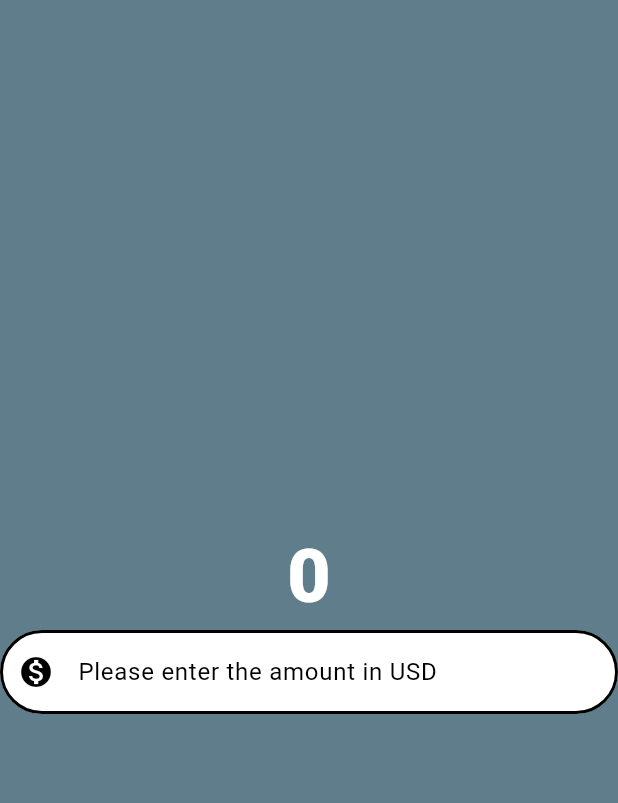
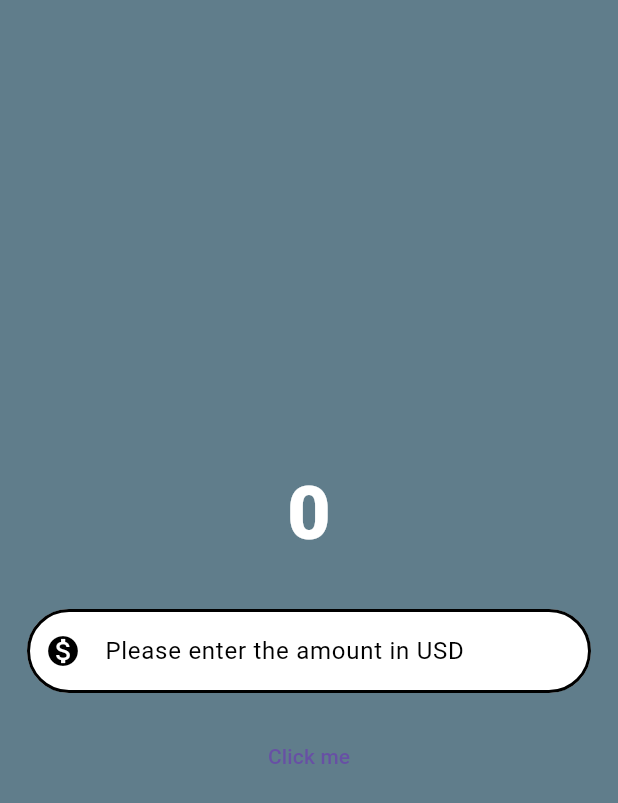
Before and after one commit to huzefasabir/Flutter, a Flutter app: the screen it shows after launch, on a phone screen of 412 x 824 dp. Shown: the top 803 px of the screen. Run offline on Flutter 3.47's test engine with Material 3 defaults, Android fonts, the phone set to English and light mode, and no system bars.

Commit message:
added buttons basic

```diff
--- a/lib/material_page.dart
+++ b/lib/material_page.dart
@@ -13,6 +13,7 @@ class MaterialPages extends StatelessWidget{
                   ),
                   borderRadius: BorderRadius.all(Radius.circular(30)),
                 );
+
     return Scaffold(
       //backgroundColor: Color.fromRGBO(0, 0, 0, 1),
       backgroundColor: Colors.blueGrey,
@@ -20,14 +21,20 @@ class MaterialPages extends StatelessWidget{
         child: Column(
           mainAxisAlignment: MainAxisAlignment.center,
           children: [
-            const Text('0',
+            Container(
+              padding: EdgeInsets.all(10.0) ,
+              //color: Colors.black,
+              child: const Text('0',
                 style: TextStyle(
                   fontSize: 50,
                   fontWeight: FontWeight.w900,
                   color: Colors.white
                 ),
               ),
-            TextField(
+            ),
+            Padding(
+              padding: const EdgeInsets.all(18.0),
+              child: TextField(
                 style: const TextStyle(
                   color: Color.fromARGB(255, 27, 43, 225),
                 ),
@@ -48,6 +55,12 @@ class MaterialPages extends StatelessWidget{
                   focusedBorder:border,
                   enabledBorder:border,
                 ),
+                keyboardType: const TextInputType.numberWithOptions(decimal: true,signed: false),
+              ),
+            ),
+            //buttons
+            TextButton(onPressed: (){},//print("button pressed");},
+               child: Text("Click me")
             ),
           ],
         ),
```
Lines whose indentation alone changed are shown as unchanged.
